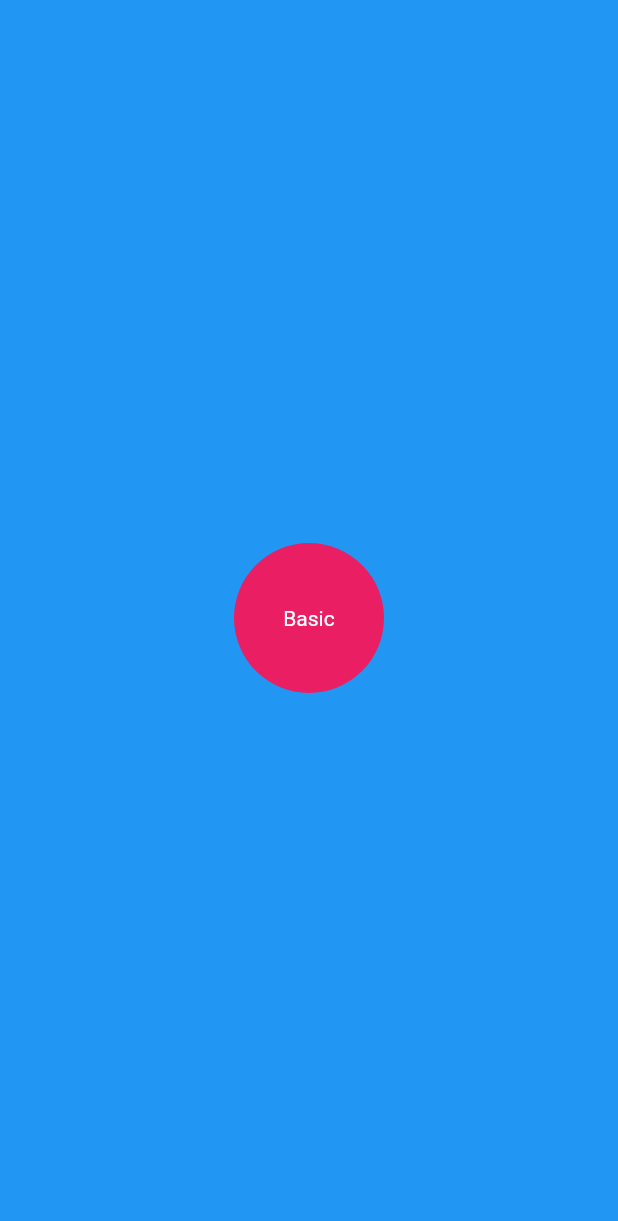
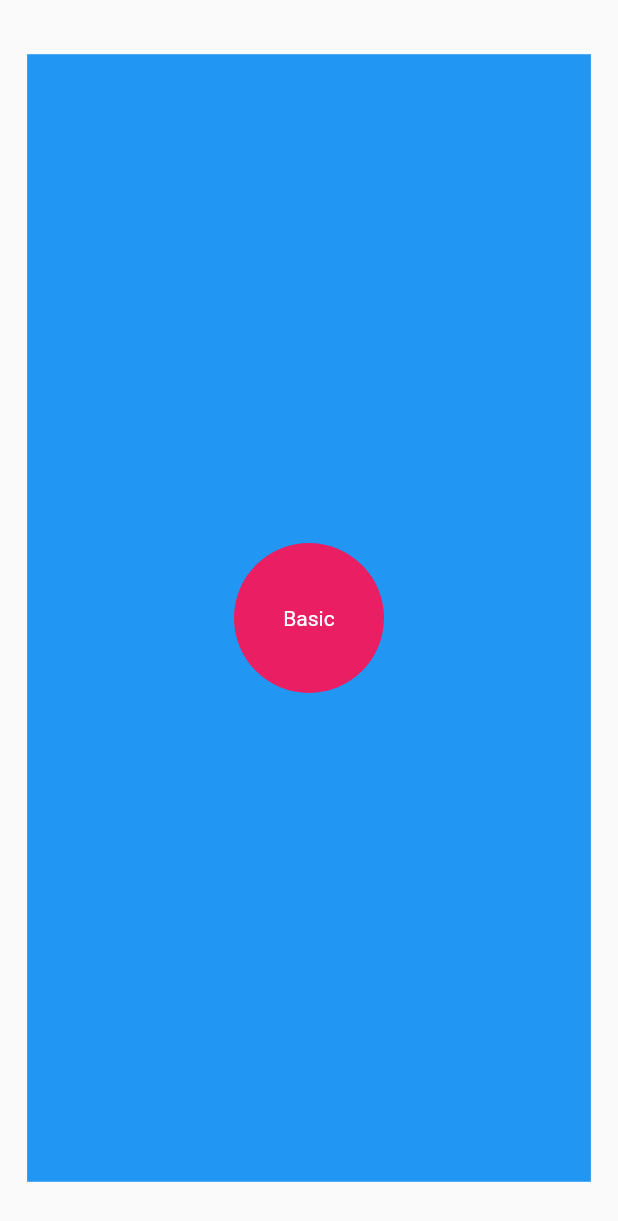
Before and after one commit to BarkaBoss/Flutter-Animation, a Flutter app: the first screen one second after launch, on a phone screen of 412 x 824 dp. Shown: the top 1221 px of the screen. Run offline on Flutter 3.47's test engine with Material 2 defaults, Android fonts, the phone set to English and light mode, and no system bars.

```diff
--- a/lib/pages/home_page.dart
+++ b/lib/pages/home_page.dart
@@ -7,6 +7,7 @@ class HomePage extends StatefulWidget {
 
 class _HomeState extends State<HomePage> {
   double _buttonRadius = 100;
+  final Tween<double> _backgroundScale = Tween<double>(begin: 0.0, end: 1.0);
 
   @override
   Widget build(BuildContext context) {
@@ -24,9 +25,16 @@ class _HomeState extends State<HomePage> {
   }
 
   Widget _pageBackground() {
-    return Container(
-      color: Colors.blue,
-    );
+    return TweenAnimationBuilder(
+        tween: _backgroundScale,
+        curve: Curves.easeInOutCubicEmphasized,
+        duration: const Duration(seconds: 2),
+        builder: (context, double scale, child) {
+          return Transform.scale(scale: scale, child: child);
+        },
+        child: Container(
+          color: Colors.blue,
+        ));
   }
 
   Widget _circularAnimationButton() {
```
